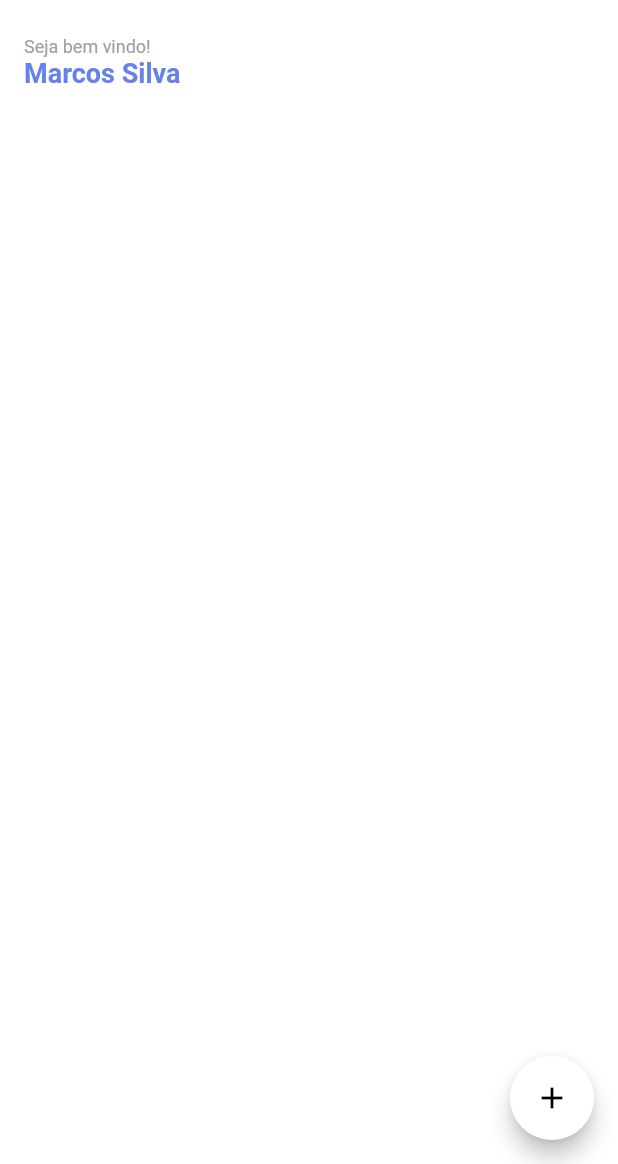
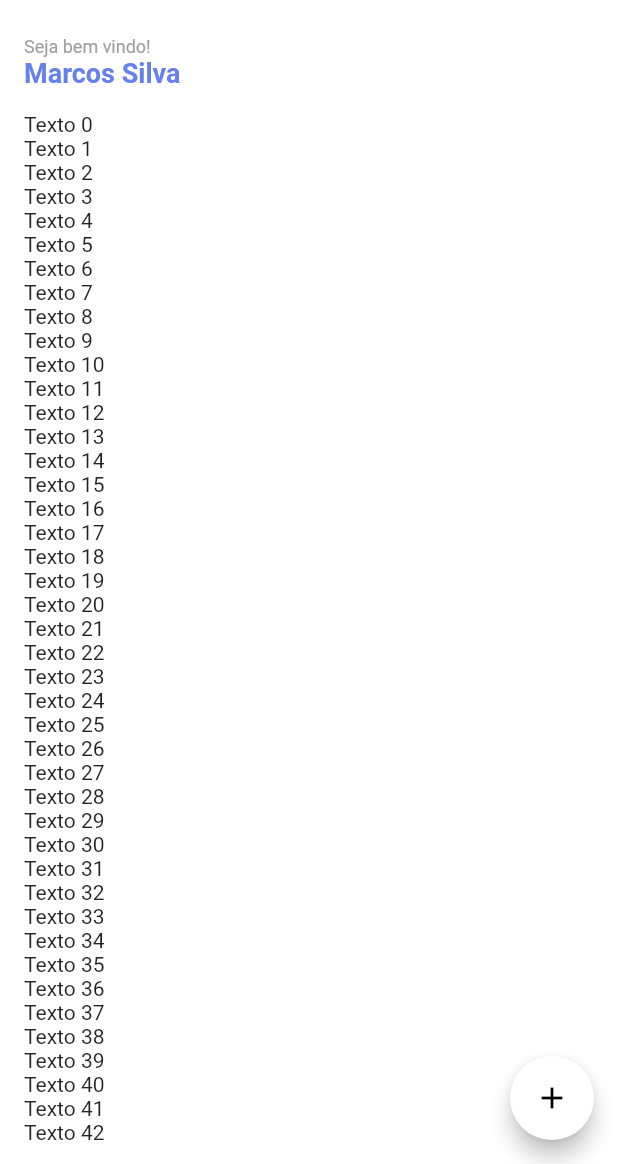
Before and after one commit to massilva/dispositivo-moveis-flutter, a Flutter app: the screen it shows after launch, on a phone screen of 412 x 824 dp, the part 72-1236 px from its top. Run offline on Flutter 3.47's test engine with Material 2 defaults, Android fonts, the phone set to English and light mode, and no system bars.

Commit message:
Carrega lista de atividades na Home dividindo as responsabilidades usando o MVC + Service

```diff
--- /dev/null
+++ b/minhas_financas/lib/components/tasks/list.dart
@@ -0,0 +1,38 @@
+import 'package:flutter/material.dart';
+
+import '../../controllers/home_controller.dart';
+import '../../services/task_service.dart';
+
+class ListTasks extends StatefulWidget {
+  const ListTasks({super.key});
+
+  @override
+  State<ListTasks> createState() => _ListTasksState();
+}
+
+class _ListTasksState extends State<ListTasks> {
+  // Instância de controller
+  final controller = HomeController(
+    taskService: TaskService(),
+  );
+  List tasks;
+
+  _ListTasksState() : tasks = [];
+
+  @override
+  void initState() {
+    // Pega a lista de tarefas
+    tasks = controller.getTasks();
+    super.initState();
+  }
+
+  @override
+  Widget build(BuildContext context) {
+    return ListView.builder(
+      itemBuilder: (_, index) {
+        return Text(tasks[index]);
+      },
+      itemCount: tasks.length,
+    );
+  }
+}
--- /dev/null
+++ b/minhas_financas/lib/controllers/home_controller.dart
@@ -0,0 +1,15 @@
+import '../services/task_service.dart';
+
+class HomeController {
+  //
+  // Classe responsável pelo interação dos dados e a página
+  //
+  final TaskService _taskService;
+
+  HomeController({required TaskService taskService})
+      : _taskService = taskService;
+
+  getTasks() {
+    return _taskService.getTasks();
+  }
+}
--- a/minhas_financas/lib/pages/home.dart
+++ b/minhas_financas/lib/pages/home.dart
@@ -1,10 +1,11 @@
 import 'package:flutter/material.dart';
 
 import '../components/subtitle_widget.dart';
-import '../shared/styles.dart';
+import '../components/tasks/list.dart';
 import '../components/title_widget.dart';
 import '../routes/routes_generator.dart';
 import '../shared/constants.dart';
+import '../shared/styles.dart';
 
 class MyHomePage extends StatefulWidget {
   // const MyHomePage({Key? key, required String userName}) : _userName = userName, super(key: key);
@@ -35,7 +36,9 @@ class _MyHomePageState extends State<MyHomePage> {
             ListTile(
               leading: const Icon(Icons.home),
               title: const Text(AppConstants.home),
-              onTap: () {},
+              onTap: () {
+                Navigator.of(context).pushNamed(RoutesGenerator.homePage);
+              },
             ),
             ListTile(
               leading: const Icon(Icons.category),
@@ -87,6 +90,12 @@ class _MyHomePageState extends State<MyHomePage> {
             children: [
               const SubtitleDefault(title: AppConstants.welcome),
               TitleDefault(title: widget.name),
+              const Expanded(
+                child: Padding(
+                  padding: EdgeInsets.only(top: 16.0),
+                  child: ListTasks(),
+                ),
+              ),
             ],
           ),
         ),
--- /dev/null
+++ b/minhas_financas/lib/services/task_service.dart
@@ -0,0 +1,8 @@
+class TaskService {
+  ///
+  /// Classe responsável por interagir com a fonte dos dados
+  ///
+  List<String> getTasks() {
+    return List.generate(1000, (index) => 'Texto $index');
+  }
+}
```
Also changed, not shown: minhas_financas/lib/pages/category.dart (+45 -0 lines).
